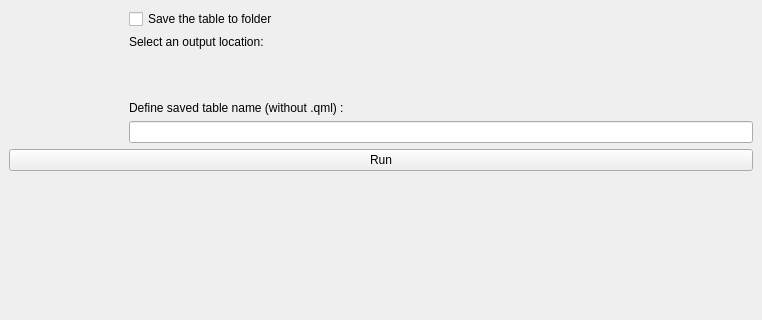
Qt form GRASS_GIS_Color_Table_Import_dockwidget_base.ui (ctu-fgis/2024-b-grass-qgis-colors-convert) before a commit; both pictures show x 0 to 762 and y 108 to 428 of the 762 by 688 pixel window.
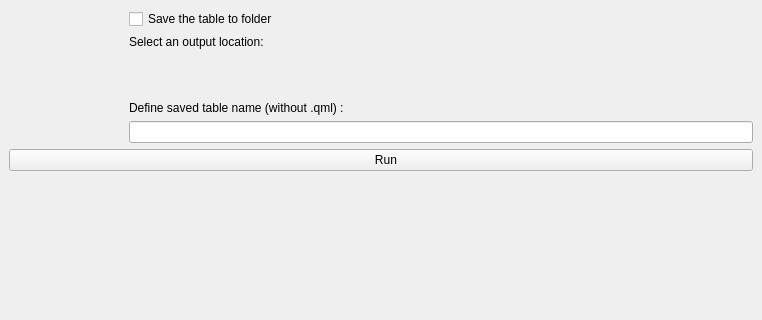
The same form after that commit. Icons and pictures are not drawn. Custom widgets are drawn as their Qt base class.

Commit message: icon next to run button added

```diff
--- a/GRASS_GIS_Color_Table_Import_dockwidget_base.ui
+++ b/GRASS_GIS_Color_Table_Import_dockwidget_base.ui
@@ -18,7 +18,11 @@
     <item row="13" column="0" colspan="3">
      <widget class="QPushButton" name="RunButton">
       <property name="text">
-       <string>Run</string>
+       <string>   Run</string>
+      </property>
+      <property name="icon">
+       <iconset>
+        <normaloff>../icon.png</normaloff>../icon.png</iconset>
       </property>
      </widget>
     </item>
```
